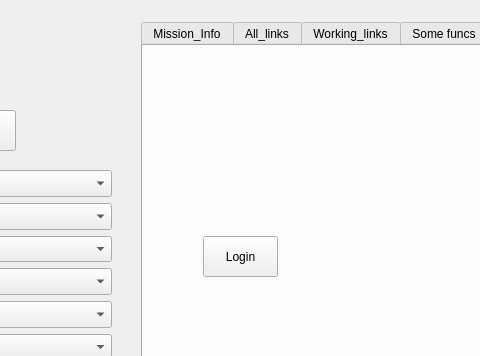
FuckBrains/src, file ui/test.ui: the form before one commit; both pictures show x 249 to 729 and y 0 to 356 of the 1068 by 575 pixel window.
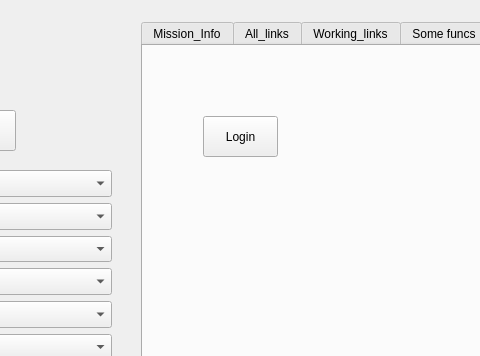
The form after the commit. The open tabs and pages were chosen to show the change.

What changed in the file:
```diff
--- a/ui/test.ui
+++ b/ui/test.ui
@@ -959,7 +959,7 @@
       <property name="geometry">
        <rect>
         <x>60</x>
-        <y>190</y>
+        <y>70</y>
         <width>75</width>
         <height>41</height>
        </rect>
```
Left out of the diff: 2 changed lines with no effect on the pictures.
